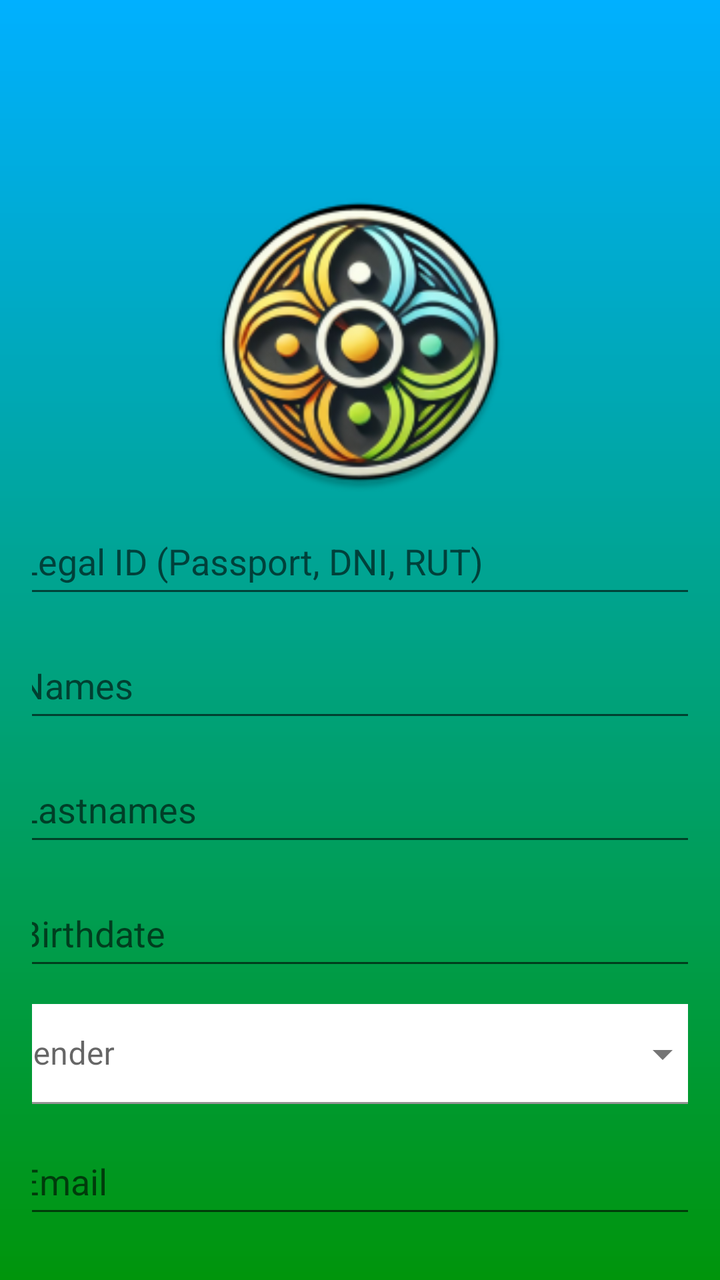
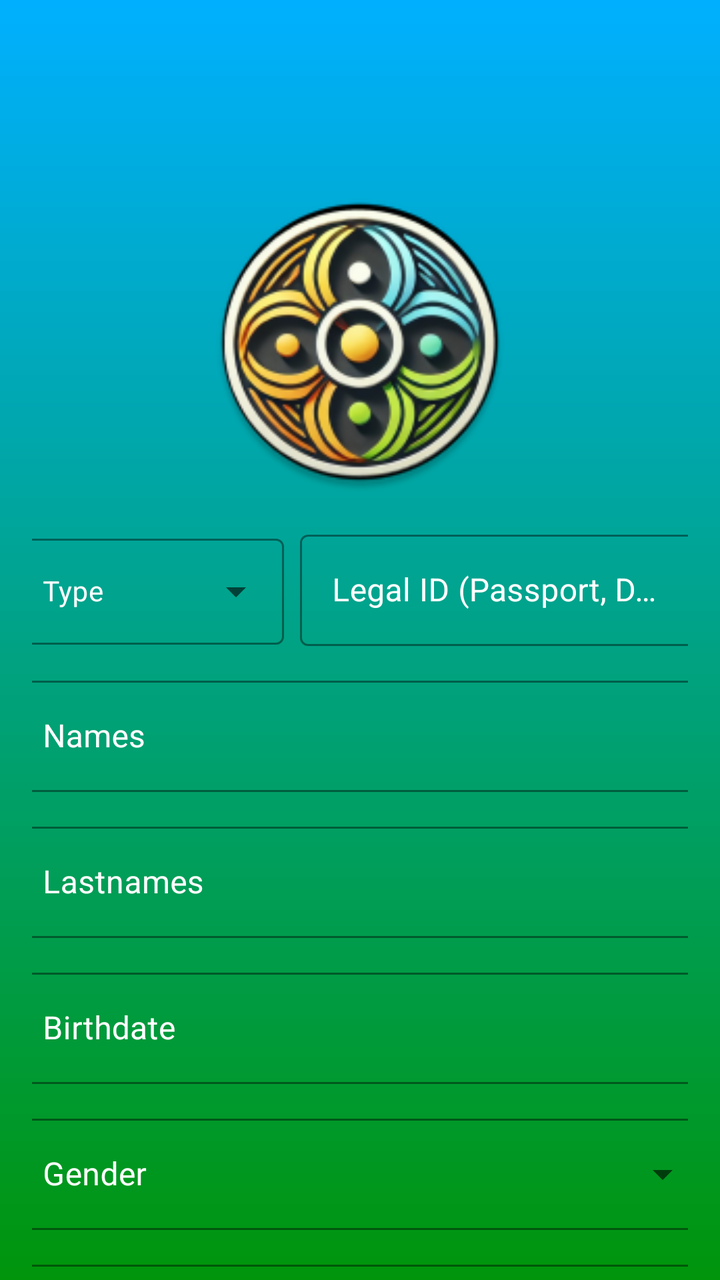

An Android layout rendered at two revisions. The XML below is the earlier revision; the diff shows what the commit changed to produce the second picture.
<!-- AndroidManifest.xml: activity theme Theme.QhagoApp.Login -->
<!-- res/layout/activity_register.xml -->
<?xml version="1.0" encoding="utf-8"?>
<androidx.core.widget.NestedScrollView xmlns:android="http://schemas.android.com/apk/res/android"
    xmlns:app="http://schemas.android.com/apk/res-auto"
    xmlns:tools="http://schemas.android.com/tools"
    android:layout_width="match_parent"
    android:layout_height="match_parent"
    android:background="@drawable/login_background_gradient"
    android:fillViewport="true">

    <androidx.constraintlayout.widget.ConstraintLayout
        android:layout_width="match_parent"
        android:layout_height="wrap_content"
        android:padding="@dimen/activity_horizontal_margin">

        <ImageView
            android:id="@+id/iv_logo"
            android:layout_width="150dp"
            android:layout_height="150dp"
            android:layout_marginTop="80dp"
            android:contentDescription="@string/thruxion_icon"
            app:layout_constraintEnd_toEndOf="parent"
            app:layout_constraintStart_toStartOf="parent"
            app:layout_constraintTop_toTopOf="parent"
            app:srcCompat="@mipmap/ic_launcher" />

        
        <EditText
            android:id="@+id/et_legal_id"
            android:layout_width="350dp"
            android:layout_height="50dp"
            android:layout_marginTop="8dp"
            android:autofillHints=""
            android:hint="@string/prompt_legal_id"
            android:inputType="text"
            android:selectAllOnFocus="true"
            app:layout_constraintEnd_toEndOf="parent"
            app:layout_constraintStart_toStartOf="parent"
            app:layout_constraintTop_toBottomOf="@id/iv_logo" />

        
        <EditText
            android:id="@+id/et_names"
            android:layout_width="350dp"
            android:layout_height="50dp"
            android:layout_marginTop="12dp"
            android:autofillHints=""
            android:hint="@string/prompt_names"
            android:inputType="textPersonName"
            android:selectAllOnFocus="true"
            app:layout_constraintEnd_toEndOf="parent"
            app:layout_constraintStart_toStartOf="parent"
            app:layout_constraintTop_toBottomOf="@id/et_legal_id" />

        
        <EditText
            android:id="@+id/et_lastnames"
            android:layout_width="350dp"
            android:layout_height="50dp"
            android:layout_marginTop="12dp"
            android:autofillHints=""
            android:hint="@string/prompt_lastnames"
            android:inputType="textPersonName"
            android:selectAllOnFocus="true"
            app:layout_constraintEnd_toEndOf="parent"
            app:layout_constraintStart_toStartOf="parent"
            app:layout_constraintTop_toBottomOf="@id/et_names" />

        
        <EditText
            android:id="@+id/et_birthdate"
            android:layout_width="350dp"
            android:layout_height="50dp"
            android:layout_marginTop="12dp"
            android:autofillHints=""
            android:hint="@string/prompt_birthdate"
            android:focusable="false"
            android:inputType="none"
            android:selectAllOnFocus="true"
            app:layout_constraintEnd_toEndOf="parent"
            app:layout_constraintStart_toStartOf="parent"
            app:layout_constraintTop_toBottomOf="@id/et_lastnames" />

        
        <com.google.android.material.textfield.TextInputLayout
            android:id="@+id/til_gender"
            style="@style/Widget.MaterialComponents.TextInputLayout.FilledBox.ExposedDropdownMenu"
            android:layout_width="350dp"
            android:layout_height="wrap_content"
            android:layout_marginTop="12dp"
            android:hint="@string/prompt_gender"
            app:boxBackgroundColor="@android:color/transparent"
            app:layout_constraintEnd_toEndOf="parent"
            app:layout_constraintStart_toStartOf="parent"
            app:layout_constraintTop_toBottomOf="@id/et_birthdate">

            <AutoCompleteTextView
                android:id="@+id/atv_gender"
                android:layout_width="match_parent"
                android:layout_height="50dp"
                android:padding="0dp"
                android:inputType="none" />
        </com.google.android.material.textfield.TextInputLayout>

        
        <EditText
            android:id="@+id/et_register_email"
            android:layout_width="350dp"
            android:layout_height="50dp"
            android:layout_marginTop="12dp"
            android:autofillHints=""
            android:hint="@string/prompt_email"
            android:inputType="textEmailAddress"
            android:selectAllOnFocus="true"
            app:layout_constraintEnd_toEndOf="parent"
            app:layout_constraintStart_toStartOf="parent"
            app:layout_constraintTop_toBottomOf="@id/til_gender" />

        
        <EditText
            android:id="@+id/et_register_password"
            android:layout_width="350dp"
            android:layout_height="50dp"
            android:layout_marginTop="12dp"
            android:autofillHints=""
            android:hint="@string/prompt_password"
            android:inputType="textPassword"
            android:selectAllOnFocus="true"
            app:layout_constraintEnd_toEndOf="parent"
            app:layout_constraintStart_toStartOf="parent"
            app:layout_constraintTop_toBottomOf="@id/et_register_email" />

        <Button
            android:id="@+id/btn_register_submit"
            android:layout_width="350dp"
            android:layout_height="60dp"
            android:layout_marginTop="24dp"
            android:text="@string/action_register"
            app:layout_constraintEnd_toEndOf="parent"
            app:layout_constraintStart_toStartOf="parent"
            app:layout_constraintTop_toBottomOf="@id/et_register_password" />

        <com.google.android.material.button.MaterialButton
            android:id="@+id/btn_back_to_login"
            style="@style/Widget.MaterialComponents.Button.TextButton"
            android:layout_width="wrap_content"
            android:layout_height="wrap_content"
            android:layout_marginBottom="24dp"
            android:text="@string/action_back_to_login"
            android:textColor="@color/white"
            app:layout_constraintBottom_toBottomOf="parent"
            app:layout_constraintEnd_toEndOf="parent"
            app:layout_constraintStart_toStartOf="parent"
            app:layout_constraintTop_toBottomOf="@id/btn_register_submit" />

    </androidx.constraintlayout.widget.ConstraintLayout>
</androidx.core.widget.NestedScrollView>
<!-- resources referenced by this layout -->
<resources>
  <color name="white">#FFFFFFFF</color>
  <dimen name="activity_horizontal_margin">16dp</dimen>
  <!-- drawable login_background_gradient (drawable) -->
  <?xml version="1.0" encoding="utf-8"?>
  <shape xmlns:android="http://schemas.android.com/apk/res/android"
      android:shape="rectangle">
      <gradient
          android:angle="50"
          android:startColor="#00B0FF"
          android:endColor="#00950B"
          android:type="linear" />
  </shape>
  <!-- mipmap ic_launcher: png bitmap (mipmap-hdpi, 12777 bytes) -->
  <string name="action_back_to_login">Back to Login</string>
  <string name="action_register">Register</string>
  <string name="prompt_birthdate">Birthdate</string>
  <string name="prompt_email">Email</string>
  <string name="prompt_gender">Gender</string>
  <string name="prompt_lastnames">Lastnames</string>
  <string name="prompt_legal_id">Legal ID (Passport, DNI, RUT)</string>
  <string name="prompt_names">Names</string>
  <string name="prompt_password">Password</string>
  <string name="thruxion_icon">Thruxion icon</string>
  <style name="Theme.QhagoApp.Login" parent="Theme.QhagoApp">
          
          <item name="actionBarStyle">@style/Theme.QhagoApp.Login.ActionBar</item>
          
          <item name="android:statusBarColor">@color/login_blue</item>
  
          
          <item name="colorPrimary">@color/purple_500</item>
      </style>
  <style name="Theme.QhagoApp" parent="Theme.MaterialComponents.DayNight.DarkActionBar">
          
          <item name="colorPrimary">@color/purple_500</item>
          <item name="colorPrimaryVariant">@color/purple_700</item>
          <item name="colorOnPrimary">@color/white</item>
          
          <item name="colorSecondary">@color/teal_200</item>
          <item name="colorSecondaryVariant">@color/teal_700</item>
          <item name="colorOnSecondary">@color/black</item>
          
          <item name="android:statusBarColor">?attr/colorPrimaryVariant</item>
          
      </style>
  <style name="Theme.QhagoApp.Login.ActionBar" parent="Widget.AppCompat.ActionBar.Solid">
          <item name="background">@color/teal_700</item>
      </style>
  <color name="login_blue">#00B0FF</color>
  <color name="purple_500">#FFBE00</color>
  <color name="purple_700">#FF9700</color>
  <color name="teal_200">#09C0DB</color>
  <color name="teal_700">#007F95</color>
  <color name="black">#FF000000</color>
</resources>

<!-- the commit's change to res/layout/activity_register.xml (unified diff, before → after) -->
@@ -24,110 +24,197 @@
             app:srcCompat="@mipmap/ic_launcher" />
 
         
-        <EditText
-            android:id="@+id/et_legal_id"
-            android:layout_width="350dp"
-            android:layout_height="50dp"
-            android:layout_marginTop="8dp"
-            android:autofillHints=""
-            android:hint="@string/prompt_legal_id"
-            android:inputType="text"
-            android:selectAllOnFocus="true"
-            app:layout_constraintEnd_toEndOf="parent"
-            app:layout_constraintStart_toStartOf="parent"
-            app:layout_constraintTop_toBottomOf="@id/iv_logo" />
-
-        
-        <EditText
-            android:id="@+id/et_names"
-            android:layout_width="350dp"
-            android:layout_height="50dp"
-            android:layout_marginTop="12dp"
-            android:autofillHints=""
+        <LinearLayout
+            android:id="@+id/ll_document"
+            android:layout_width="350dp"
+            android:layout_height="wrap_content"
+            android:layout_marginTop="16dp"
+            android:orientation="horizontal"
+            app:layout_constraintEnd_toEndOf="parent"
+            app:layout_constraintStart_toStartOf="parent"
+            app:layout_constraintTop_toBottomOf="@id/iv_logo">
+
+            <com.google.android.material.textfield.TextInputLayout
+                android:id="@+id/til_document_type"
+                style="@style/Widget.MaterialComponents.TextInputLayout.OutlinedBox.ExposedDropdownMenu"
+                android:layout_width="0dp"
+                android:layout_height="wrap_content"
+                android:layout_weight="1"
+                android:hint="Type"
+                app:boxStrokeColor="@color/white"
+                app:hintTextColor="@color/white"
+                android:textColorHint="@color/white">
+
+                <AutoCompleteTextView
+                    android:id="@+id/atv_document_type"
+                    android:layout_width="match_parent"
+                    android:layout_height="wrap_content"
+                    android:inputType="none"
+                    android:textColor="@color/white"
+                    android:textSize="14sp" />
+            </com.google.android.material.textfield.TextInputLayout>
+
+            <com.google.android.material.textfield.TextInputLayout
+                android:id="@+id/til_legal_id"
+                style="@style/Widget.MaterialComponents.TextInputLayout.OutlinedBox"
+                android:layout_width="0dp"
+                android:layout_height="wrap_content"
+                android:layout_weight="1.5"
+                android:layout_marginStart="8dp"
+                android:hint="@string/prompt_legal_id"
+                app:boxStrokeColor="@color/white"
+                app:hintTextColor="@color/white"
+                android:textColorHint="@color/white">
+
+                <com.google.android.material.textfield.TextInputEditText
+                    android:id="@+id/et_legal_id"
+                    android:layout_width="match_parent"
+                    android:layout_height="wrap_content"
+                    android:inputType="text"
+                    android:textColor="@color/white" />
+            </com.google.android.material.textfield.TextInputLayout>
+        </LinearLayout>
+
+        
+        <com.google.android.material.textfield.TextInputLayout
+            android:id="@+id/til_names"
+            style="@style/Widget.MaterialComponents.TextInputLayout.OutlinedBox"
+            android:layout_width="350dp"
+            android:layout_height="wrap_content"
+            android:layout_marginTop="12dp"
             android:hint="@string/prompt_names"
-            android:inputType="textPersonName"
-            android:selectAllOnFocus="true"
-            app:layout_constraintEnd_toEndOf="parent"
-            app:layout_constraintStart_toStartOf="parent"
-            app:layout_constraintTop_toBottomOf="@id/et_legal_id" />
-
-        
-        <EditText
-            android:id="@+id/et_lastnames"
-            android:layout_width="350dp"
-            android:layout_height="50dp"
-            android:layout_marginTop="12dp"
-            android:autofillHints=""
+            app:boxStrokeColor="@color/white"
+            app:hintTextColor="@color/white"
+            android:textColorHint="@color/white"
+            app:layout_constraintEnd_toEndOf="parent"
+            app:layout_constraintStart_toStartOf="parent"
+            app:layout_constraintTop_toBottomOf="@id/ll_document">
+
+            <com.google.android.material.textfield.TextInputEditText
+                android:id="@+id/et_names"
+                android:layout_width="match_parent"
+                android:layout_height="wrap_content"
+                android:inputType="textPersonName"
+                android:textColor="@color/white" />
+        </com.google.android.material.textfield.TextInputLayout>
+
+        
+        <com.google.android.material.textfield.TextInputLayout
+            android:id="@+id/til_lastnames"
+            style="@style/Widget.MaterialComponents.TextInputLayout.OutlinedBox"
+            android:layout_width="350dp"
+            android:layout_height="wrap_content"
+            android:layout_marginTop="12dp"
             android:hint="@string/prompt_lastnames"
-            android:inputType="textPersonName"
-            android:selectAllOnFocus="true"
-            app:layout_constraintEnd_toEndOf="parent"
-            app:layout_constraintStart_toStartOf="parent"
-            app:layout_constraintTop_toBottomOf="@id/et_names" />
-
-        
-        <EditText
-            android:id="@+id/et_birthdate"
-            android:layout_width="350dp"
-            android:layout_height="50dp"
-            android:layout_marginTop="12dp"
-            android:autofillHints=""
+            app:boxStrokeColor="@color/white"
+            app:hintTextColor="@color/white"
+            android:textColorHint="@color/white"
+            app:layout_constraintEnd_toEndOf="parent"
+            app:layout_constraintStart_toStartOf="parent"
+            app:layout_constraintTop_toBottomOf="@id/til_names">
+
+            <com.google.android.material.textfield.TextInputEditText
+                android:id="@+id/et_lastnames"
+                android:layout_width="match_parent"
+                android:layout_height="wrap_content"
+                android:inputType="textPersonName"
+                android:textColor="@color/white" />
+        </com.google.android.material.textfield.TextInputLayout>
+
+        
+        <com.google.android.material.textfield.TextInputLayout
+            android:id="@+id/til_birthdate"
+            style="@style/Widget.MaterialComponents.TextInputLayout.OutlinedBox"
+            android:layout_width="350dp"
+            android:layout_height="wrap_content"
+            android:layout_marginTop="12dp"
             android:hint="@string/prompt_birthdate"
-            android:focusable="false"
-            android:inputType="none"
-            android:selectAllOnFocus="true"
-            app:layout_constraintEnd_toEndOf="parent"
-            app:layout_constraintStart_toStartOf="parent"
-            app:layout_constraintTop_toBottomOf="@id/et_lastnames" />
+            app:boxStrokeColor="@color/white"
+            app:hintTextColor="@color/white"
+            android:textColorHint="@color/white"
+            app:layout_constraintEnd_toEndOf="parent"
+            app:layout_constraintStart_toStartOf="parent"
+            app:layout_constraintTop_toBottomOf="@id/til_lastnames">
+
+            <com.google.android.material.textfield.TextInputEditText
+                android:id="@+id/et_birthdate"
+                android:layout_width="match_parent"
+                android:layout_height="wrap_content"
+                android:focusable="false"
+                android:inputType="none"
+                android:textColor="@color/white" />
+        </com.google.android.material.textfield.TextInputLayout>
 
         
         <com.google.android.material.textfield.TextInputLayout
             android:id="@+id/til_gender"
-            style="@style/Widget.MaterialComponents.TextInputLayout.FilledBox.ExposedDropdownMenu"
+            style="@style/Widget.MaterialComponents.TextInputLayout.OutlinedBox.ExposedDropdownMenu"
             android:layout_width="350dp"
             android:layout_height="wrap_content"
             android:layout_marginTop="12dp"
             android:hint="@string/prompt_gender"
-            app:boxBackgroundColor="@android:color/transparent"
-            app:layout_constraintEnd_toEndOf="parent"
-            app:layout_constraintStart_toStartOf="parent"
-            app:layout_constraintTop_toBottomOf="@id/et_birthdate">
+            app:boxStrokeColor="@color/white"
+            app:hintTextColor="@color/white"
+            android:textColorHint="@color/white"
+            app:layout_constraintEnd_toEndOf="parent"
+            app:layout_constraintStart_toStartOf="parent"
+            app:layout_constraintTop_toBottomOf="@id/til_birthdate">
 
             <AutoCompleteTextView
                 android:id="@+id/atv_gender"
                 android:layout_width="match_parent"
-                android:layout_height="50dp"
-                android:padding="0dp"
-                android:inputType="none" />
-        </com.google.android.material.textfield.TextInputLayout>
-
-        
-        <EditText
-            android:id="@+id/et_register_email"
-            android:layout_width="350dp"
-            android:layout_height="50dp"
-            android:layout_marginTop="12dp"
-            android:autofillHints=""
+                android:layout_height="wrap_content"
+                android:inputType="none"
+                android:textColor="@color/white" />
+        </com.google.android.material.textfield.TextInputLayout>
+
+        
+        <com.google.android.material.textfield.TextInputLayout
+            android:id="@+id/til_register_email"
+            style="@style/Widget.MaterialComponents.TextInputLayout.OutlinedBox"
+            android:layout_width="350dp"
+            android:layout_height="wrap_content"
+            android:layout_marginTop="12dp"
             android:hint="@string/prompt_email"
-            android:inputType="textEmailAddress"
-            android:selectAllOnFocus="true"
-            app:layout_constraintEnd_toEndOf="parent"
-            app:layout_constraintStart_toStartOf="parent"
-            app:layout_constraintTop_toBottomOf="@id/til_gender" />
-
-        
-        <EditText
-            android:id="@+id/et_register_password"
-            android:layout_width="350dp"
-            android:layout_height="50dp"
-            android:layout_marginTop="12dp"
-            android:autofillHints=""
+            app:boxStrokeColor="@color/white"
+            app:hintTextColor="@color/white"
+            android:textColorHint="@color/white"
+            app:layout_constraintEnd_toEndOf="parent"
+            app:layout_constraintStart_toStartOf="parent"
+            app:layout_constraintTop_toBottomOf="@id/til_gender">
+
+            <com.google.android.material.textfield.TextInputEditText
+                android:id="@+id/et_register_email"
+                android:layout_width="match_parent"
+                android:layout_height="wrap_content"
+                android:inputType="textEmailAddress"
+                android:textColor="@color/white" />
+        </com.google.android.material.textfield.TextInputLayout>
+
+        
+        <com.google.android.material.textfield.TextInputLayout
+            android:id="@+id/til_register_password"
+            style="@style/Widget.MaterialComponents.TextInputLayout.OutlinedBox"
+            android:layout_width="350dp"
+            android:layout_height="wrap_content"
+            android:layout_marginTop="12dp"
             android:hint="@string/prompt_password"
-            android:inputType="textPassword"
-            android:selectAllOnFocus="true"
-            app:layout_constraintEnd_toEndOf="parent"
-            app:layout_constraintStart_toStartOf="parent"
-            app:layout_constraintTop_toBottomOf="@id/et_register_email" />
+            app:boxStrokeColor="@color/white"
+            app:hintTextColor="@color/white"
+            android:textColorHint="@color/white"
+            app:endIconMode="password_toggle"
+            app:endIconTint="@color/white"
+            app:layout_constraintEnd_toEndOf="parent"
+            app:layout_constraintStart_toStartOf="parent"
+            app:layout_constraintTop_toBottomOf="@id/til_register_email">
+
+            <com.google.android.material.textfield.TextInputEditText
+                android:id="@+id/et_register_password"
+                android:layout_width="match_parent"
+                android:layout_height="wrap_content"
+                android:inputType="textPassword"
+                android:textColor="@color/white" />
+        </com.google.android.material.textfield.TextInputLayout>
 
         <Button
             android:id="@+id/btn_register_submit"
@@ -137,7 +224,7 @@
             android:text="@string/action_register"
             app:layout_constraintEnd_toEndOf="parent"
             app:layout_constraintStart_toStartOf="parent"
-            app:layout_constraintTop_toBottomOf="@id/et_register_password" />
+            app:layout_constraintTop_toBottomOf="@id/til_register_password" />
 
         <com.google.android.material.button.MaterialButton
             android:id="@+id/btn_back_to_login"
@@ -152,5 +239,15 @@
             app:layout_constraintStart_toStartOf="parent"
             app:layout_constraintTop_toBottomOf="@id/btn_register_submit" />
 
+        <ProgressBar
+            android:id="@+id/pb_loading"
+            android:layout_width="wrap_content"
+            android:layout_height="wrap_content"
+            android:visibility="gone"
+            app:layout_constraintBottom_toBottomOf="parent"
+            app:layout_constraintEnd_toEndOf="parent"
+            app:layout_constraintStart_toStartOf="parent"
+            app:layout_constraintTop_toTopOf="parent" />
+
     </androidx.constraintlayout.widget.ConstraintLayout>
 </androidx.core.widget.NestedScrollView>
